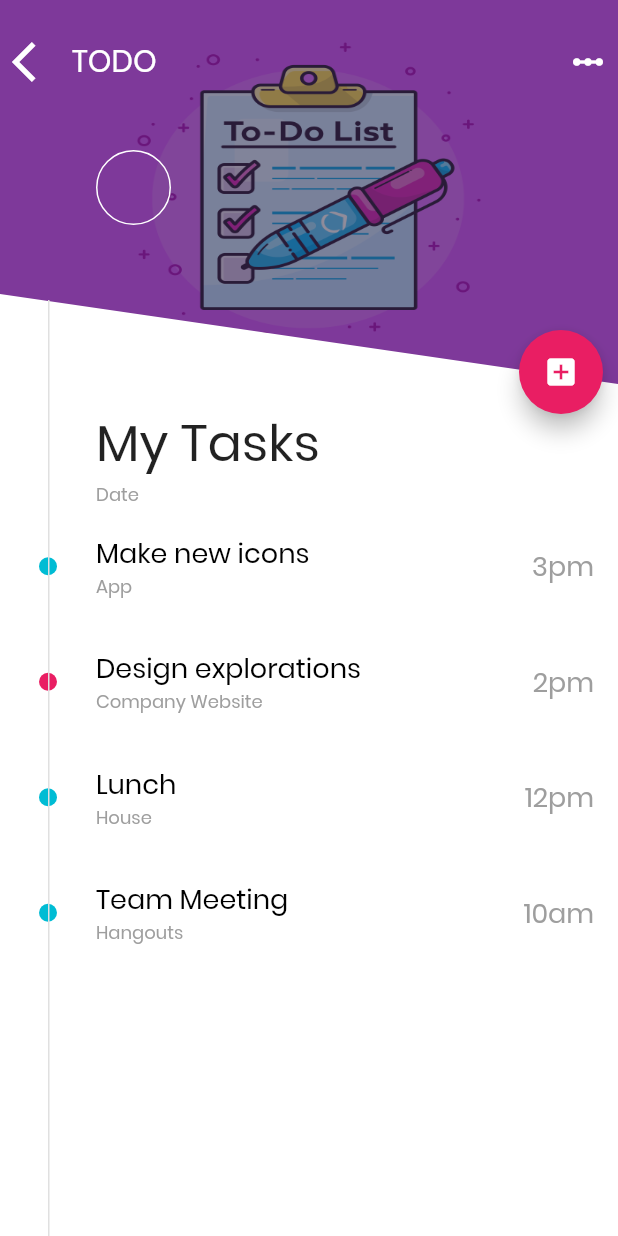
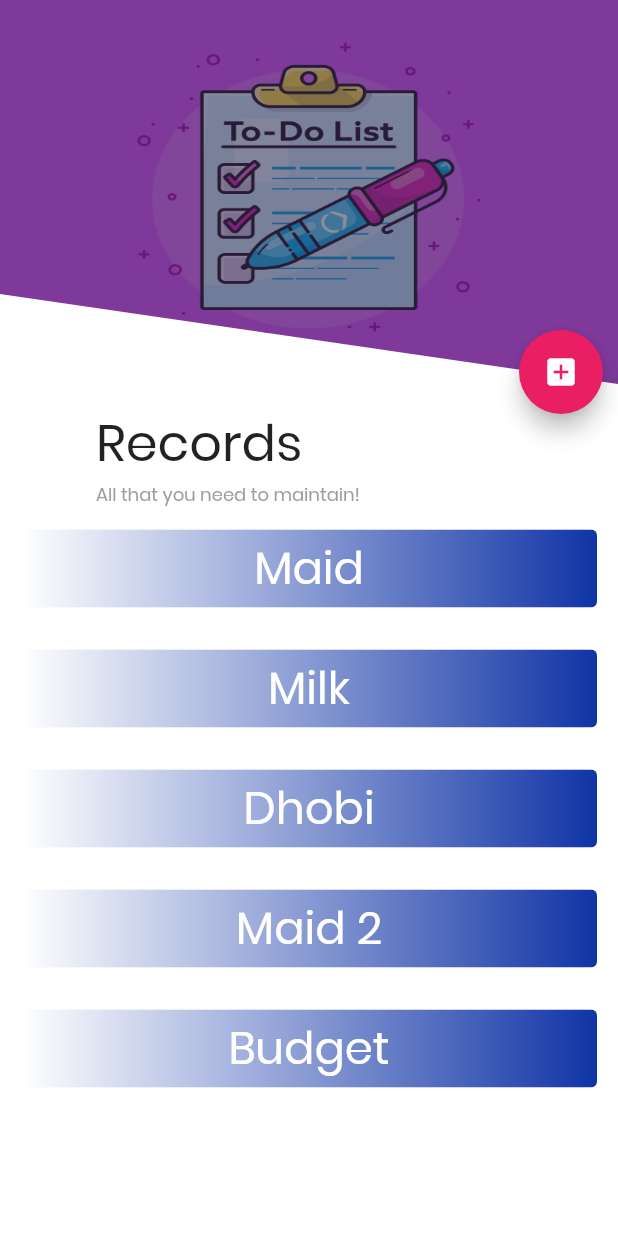
Before and after one commit to ritik-rathi/housewife, a Flutter app: the screen it shows after launch, on a phone screen of 412 x 824 dp. Run offline on Flutter 3.47's test engine with Material 2 defaults, Android fonts, the light colour scheme and no system bars; drawn by our look-alikes of gradient_widgets; our stand-ins replace firebase_auth, flutter_calendar_carousel; missing offline and left inert: gradient_text; accounts and stored records are empty.

Commit message:
records started

```diff
--- a/lib/main.dart
+++ b/lib/main.dart
@@ -6,6 +6,8 @@ import 'help_screens/fruits.dart';
 import 'login_new.dart';
 import 'onlineShop/home.dart';
 import 'bottom_navbar/navbar.dart';
+import 'records/records_list.dart';
+import 'records/screens/maid.dart';
 
 Color color1 = Colors.blue[500];
 Color color2 = Colors.blue[700];
@@ -20,14 +22,15 @@ class MyApp extends StatelessWidget {
       title: 'HomeMaker',
       debugShowCheckedModeBanner: false,
       theme: ThemeData(fontFamily: 'Poppins'),
-      home: TodoList(),
+      home: Records(),
       // initialRoute: '.',
       routes: {
         '.': (context) => SplashScreens(),
         'home': (context) => FunApp(),
         'fruits': (context) => Fruits(),
         'fruitList': (context) => FruitList(),
-        'onlineFruits': (context) => OnlineFruits()
+        'onlineFruits': (context) => OnlineFruits(),
+        'maid': (context) => Maid()
       },
     );
   }
--- /dev/null
+++ b/lib/records/record_card.dart
@@ -0,0 +1,43 @@
+import 'package:flutter/material.dart';
+import 'package:gradient_widgets/gradient_widgets.dart';
+
+class RecDet {
+  String record;
+  RecDet({this.record});
+}
+
+List records = [
+  new RecDet(record: 'Maid'),
+  new RecDet(record: 'Milk'),
+  new RecDet(record: 'Dhobi'),
+  new RecDet(record: 'Maid 2'),
+  new RecDet(record: 'Budget')
+];
+
+class RecCard extends StatelessWidget {
+  final RecDet rec;
+  RecCard({this.rec});
+  @override
+  Widget build(BuildContext context) {
+    return Container(
+      margin: EdgeInsets.all(10),
+      height: 60,
+      width: double.infinity,
+      child: GestureDetector(
+        onTap: () {
+          Navigator.pushNamed(context, 'maid');
+        },
+        child: GradientCard(
+          gradient: LinearGradient(
+              colors: [Colors.white, Color(0xff1034a6)],
+              begin: Alignment.centerLeft,
+              end: Alignment.centerRight),
+          child: Center(
+            child: Text(rec.record,
+            style: TextStyle(fontSize: 30, fontWeight: FontWeight.w500, color: Colors.white),
+          ),
+        ),
+      ),
+    ));
+  }
+}
--- /dev/null
+++ b/lib/records/records_list.dart
@@ -0,0 +1,87 @@
+import 'package:flutter/material.dart';
+import 'package:fun_app/todo_list/todo_list.dart';
+import 'record_card.dart';
+
+class Records extends StatefulWidget {
+  @override
+  _RecordsState createState() => _RecordsState();
+}
+
+class _RecordsState extends State<Records> {
+  double _imageHeight = 256.0;
+  @override
+  Widget build(BuildContext context) {
+    return Scaffold(
+      backgroundColor: Colors.white,
+      resizeToAvoidBottomPadding: true,
+      body: Stack(
+        // fit: StackFit.expand,
+        children: <Widget>[
+          ClipPath(
+              clipper: ImageClipper(),
+              child: Image.asset(
+                'assets/images/todo.png',
+                fit: BoxFit.fill,
+                width: double.maxFinite,
+                height: _imageHeight,
+                colorBlendMode: BlendMode.srcOver,
+                color: new Color.fromARGB(120, 20, 10, 40),
+              )),
+          _buildBottomPart(),
+          Positioned(
+            right: 10.0,
+            top: 220.0,
+            child: FloatingActionButton(
+              onPressed: () {},
+              backgroundColor: Colors.pink,
+              child: Icon(Icons.add_box),
+            ),
+          )
+        ],
+      ),
+    );
+  }
+
+  Widget _buildBottomPart() {
+    return Padding(
+      padding: const EdgeInsets.only(top: 270.0),
+      child: Column(
+        crossAxisAlignment: CrossAxisAlignment.start,
+        children: <Widget>[_buildListHeader(), _buildList()],
+      ),
+    );
+  }
+
+  Widget _buildListHeader() {
+    return Padding(
+      padding: EdgeInsets.only(left: 64.0),
+      child: Column(
+        crossAxisAlignment: CrossAxisAlignment.start,
+        children: <Widget>[
+          new Text(
+            'Records',
+            style: new TextStyle(fontSize: 34.0),
+          ),
+          new Text(
+            'All that you need to maintain!', // ? enter the date from Firebase
+            style: new TextStyle(color: Colors.grey, fontSize: 12.0),
+          ),
+        ],
+      ),
+    );
+  }
+
+  Widget _buildList() {
+    return Expanded(
+      child: ListView(
+        children: <Widget>[
+          RecCard(rec: records[0]),
+          RecCard(rec: records[1]),
+          RecCard(rec: records[2]),
+          RecCard(rec: records[3]),
+          RecCard(rec: records[4])
+        ],
+      ),
+    );
+  }
+}
--- a/pubspec.yaml
+++ b/pubspec.yaml
@@ -23,6 +23,7 @@ dependencies:
   flutter_villains: ^1.2.0
   gradient_text: ^1.0.2
   gradient_widgets: ^0.4.1
+  flutter_calendar_carousel: ^1.3.16
 
   # The following adds the Cupertino Icons font to your application.
   # Use with the CupertinoIcons class for iOS style icons.
```
Also changed, not shown: lib/records/screens/maid.dart (added, +109 -0 lines), assets/images/bill.png (added), assets/images/maid_leave.png (added), pubspec.lock.
